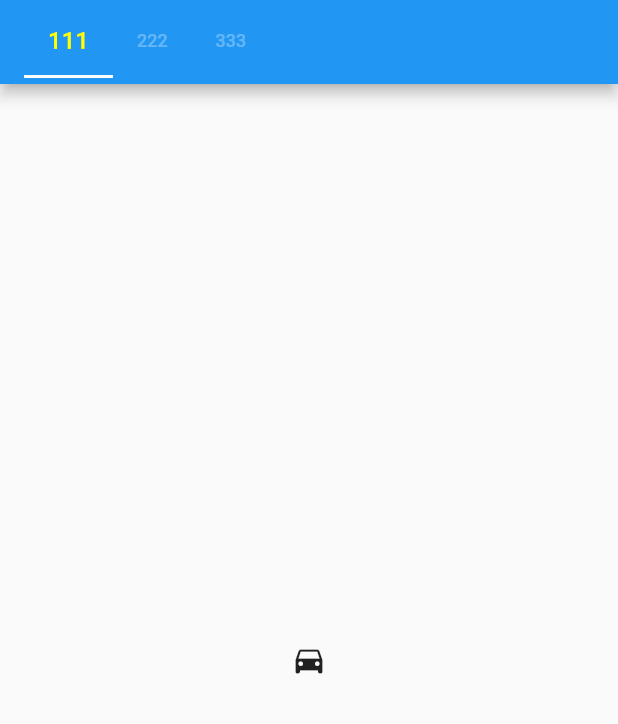
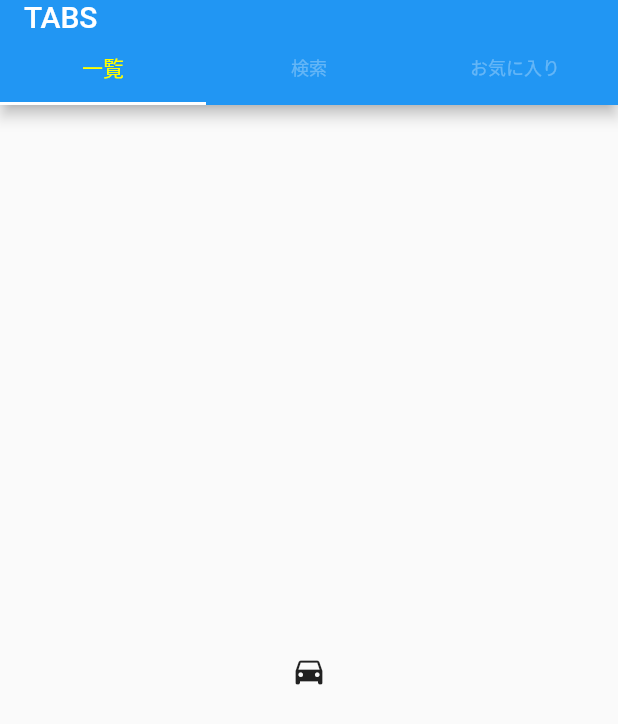
Before and after one commit to ywarahi/flutter_sample_app, a Flutter app: the TabsWidget screen opened directly, on a phone screen of 412 x 824 dp. Shown: the top 724 px of the screen. Run offline on Flutter 3.47's test engine with Material 2 defaults, Android fonts, the phone set to English and light mode, and no system bars; our stand-ins replace flutter_riverpod, stack_trace, state_notifier; missing offline and left inert: flutter_state_notifier.

```diff
--- a/lib/main.dart
+++ b/lib/main.dart
@@ -8,6 +8,7 @@ import 'package:flutter_sample_app/riverpod/my_app.dart' as Riverpod;
 import 'package:flutter_sample_app/tab/my_app.dart' as Tab;
 import 'package:flutter_sample_app/tab_scrollable/my_app.dart' as TabScrollable;
 import 'package:flutter_sample_app/tab_nested/my_app.dart' as TabNested;
+import 'package:flutter_sample_app/draggable_scrollbar/my_app.dart' as DraggableScrollbar;
 
 void main() {
   runApp(MaterialApp(
@@ -22,6 +23,7 @@ void main() {
       '/TAB': (BuildContext context) => Tab.MyApp(),
       '/SCROLLABLE_TAB': (BuildContext context) => TabScrollable.MyApp(),
       '/TAB_NESTED': (BuildContext context) => TabNested.MyApp(),
+      '/DRAGGABLE_SCROLLBAR': (BuildContext context) => DraggableScrollbar.MyApp(),
     },
   ));
 }
@@ -54,6 +56,7 @@ class HomePage extends StatelessWidget {
           getItem('TAB', '/TAB'),
           getItem('SCROLLABLE_TAB', '/SCROLLABLE_TAB'),
           getItem('TAB_NESTED', '/TAB_NESTED'),
+          getItem('DRAGGABLE_SCROLLBAR', '/DRAGGABLE_SCROLLBAR'),
         ],
       ),
     );
--- a/lib/tab_nested/my_app.dart
+++ b/lib/tab_nested/my_app.dart
@@ -4,14 +4,15 @@ class MyApp extends StatelessWidget {
   @override
   Widget build(BuildContext context) {
     return MaterialApp(
-      home: TabsWidget([
-        Tab(child: Text('111')),
-        Tab(child: Text('222')),
-        Tab(child: Text('333')),
+      home: TabsWidget('TABS',
+          [
+        Tab(child: Text('一覧')),
+        Tab(child: Text('検索')),
+        Tab(child: Text('お気に入り')),
       ], [
         Icon(Icons.directions_car),
         Icon(Icons.directions_boat),
-        TabsWidget([
+        TabsWidget.noTitle([
           Tab(child: Text('111')),
           Tab(child: Text('222')),
           Tab(child: Text('333')),
@@ -26,8 +27,52 @@ class MyApp extends StatelessWidget {
 }
 
 class TabsWidget extends StatelessWidget {
-  TabsWidget(this._tabs, this._tabBarViews);
+  TabsWidget(this._title, this._tabs, this._tabBarViews) {
+    _appBar = PreferredSize(
+      preferredSize: Size.fromHeight(70.0),
+      child: AppBar(
+        title: Text(_title),
+        bottom: TabBar(
+          // タブのオプション
+          //isScrollable: true,
+          unselectedLabelColor: Colors.white.withOpacity(0.3),
+          indicatorColor: Colors.white,
+          labelColor: Colors.yellowAccent,
+          labelStyle: TextStyle(fontSize: 14.0),
+          unselectedLabelStyle: TextStyle(fontSize: 12.0),
+//          indicatorWeight: 2.0,
+          // タブに表示する内容
+          tabs: _tabs,
+        ),
+      ),
+    );
+  }
 
+  TabsWidget.noTitle(this._tabs, this._tabBarViews) {
+    _appBar = PreferredSize(
+      preferredSize: Size.fromHeight(50.0),
+      child: AppBar(
+        flexibleSpace: Column(
+          mainAxisAlignment: MainAxisAlignment.end,
+          children: <Widget>[
+        TabBar(
+          isScrollable: true,
+          unselectedLabelColor: Colors.white.withOpacity(0.3),
+          indicatorColor: Colors.white,
+          labelColor: Colors.yellowAccent,
+          labelStyle: TextStyle(fontSize: 14.0),
+          unselectedLabelStyle: TextStyle(fontSize: 12.0),
+          indicatorWeight: 2.0,
+          tabs: _tabs,
+        ),
+          ],
+        ),
+      ),
+    );
+  }
+
+  String _title;
+  Widget _appBar;
   List<Widget> _tabs;
   List<Widget> _tabBarViews;
 
@@ -37,20 +82,7 @@ class TabsWidget extends StatelessWidget {
       // タブの数
       length: _tabs.length,
       child: Scaffold(
-        appBar: AppBar(title:
-        TabBar(
-            // タブのオプション
-            isScrollable: true,
-            unselectedLabelColor: Colors.white.withOpacity(0.3),
-            indicatorColor: Colors.white,
-            labelColor: Colors.yellowAccent,
-            labelStyle: TextStyle(fontSize: 16.0),
-            unselectedLabelStyle: TextStyle(fontSize: 12.0),
-            indicatorWeight: 2.0,
-            // タブに表示する内容
-            tabs: _tabs,
-          )),
-          //title: Text('Tabs Demo'),
+        appBar: _appBar,
         body: TabBarView(
           children: _tabBarViews,
         ),
```
Also changed, not shown: lib/draggable_scrollbar/my_app.dart (added, +137 -0 lines).
